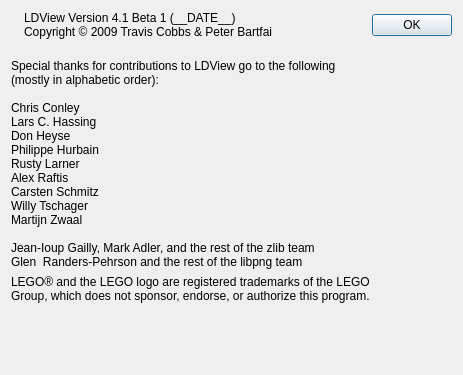
The window that QT/AboutPanel.ui (tcobbs/ldview) describes before a commit, drawn with Qt 5.
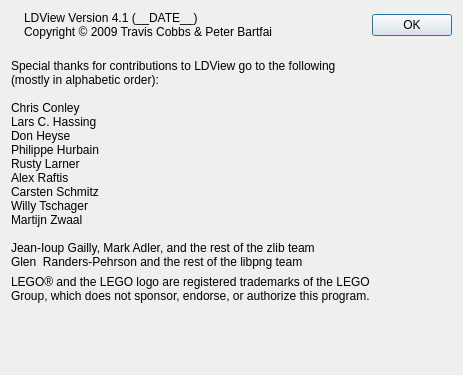
The same window after the commit. Icons and pictures are not drawn.

```diff
--- a/QT/AboutPanel.ui
+++ b/QT/AboutPanel.ui
@@ -83,7 +83,7 @@
                     </sizepolicy>
                   </property>
                   <property name="text">
-                    <string>LDView Version 4.1 Beta 1 (__DATE__)
+                    <string>LDView Version 4.1 (__DATE__)
 Copyright © 2009 Travis Cobbs &amp; Peter Bartfai</string>
                   </property>
                   <property name="textFormat">
```
